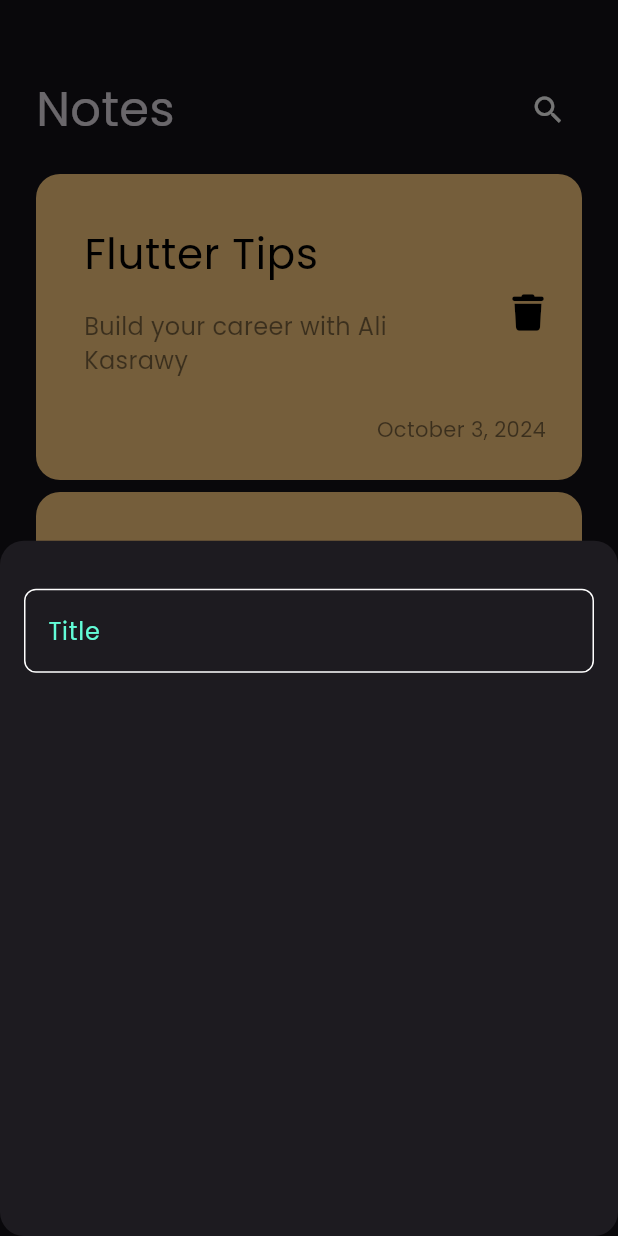
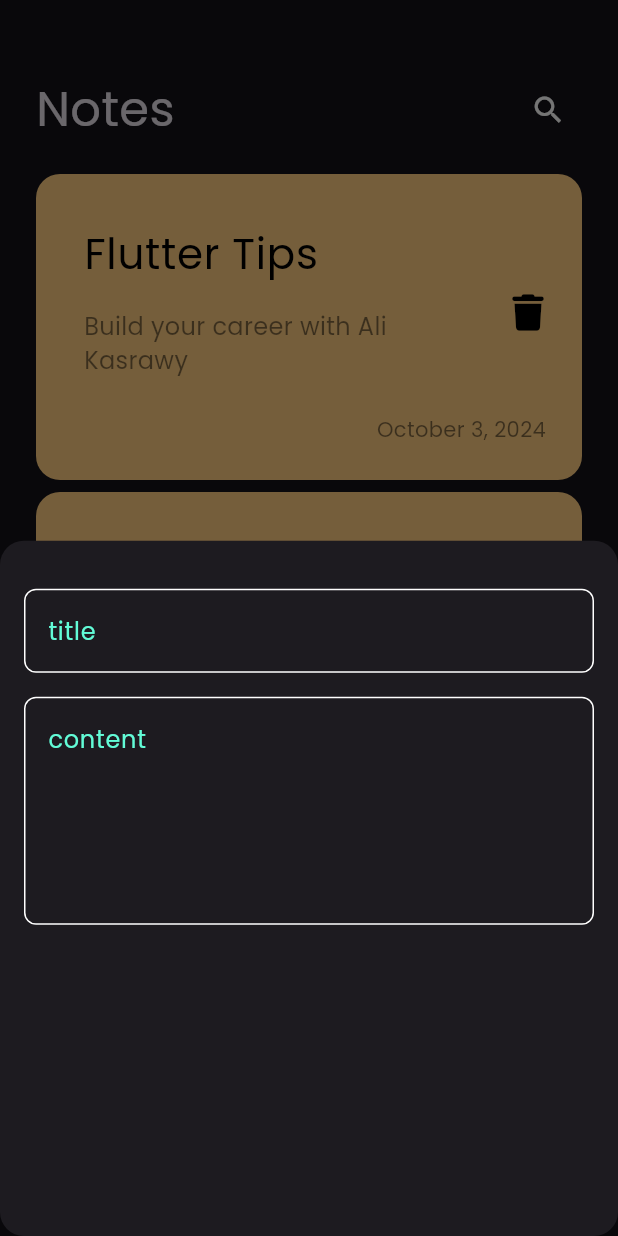
Before and after one commit to ali4hassan9ali2022/notes_app, a Flutter app: the screen it shows after launch, after a tap on the "add" icon, on a phone screen of 412 x 824 dp. Run offline on Flutter 3.47's test engine with Material 3 defaults, Android fonts, the phone set to English and light mode, and no system bars; our stand-ins replace font_awesome_flutter.

Commit message:
add feilds to note button sheet

```diff
--- a/lib/Views/Widgets/custom_note_button_sheet.dart
+++ b/lib/Views/Widgets/custom_note_button_sheet.dart
@@ -13,7 +13,16 @@ class CustomNoteButtonSheet extends StatelessWidget {
           SizedBox(
             height: 32,
           ),
-          CustomTextFeild()
+          CustomTextFeild(
+            hint: "title",
+          ),
+          SizedBox(
+            height: 16,
+          ),
+          CustomTextFeild(
+            hint: "content",
+            maxlines: 5,
+          )
         ],
       ),
     );
--- a/lib/Views/Widgets/custom_text_field.dart
+++ b/lib/Views/Widgets/custom_text_field.dart
@@ -1,14 +1,16 @@
 import 'package:flutter/material.dart';
 
 class CustomTextFeild extends StatelessWidget {
-  const CustomTextFeild({super.key});
-
+  const CustomTextFeild({super.key, required this.hint, this.maxlines = 1});
+  final String hint;
+  final int maxlines;
   @override
   Widget build(BuildContext context) {
     return TextField(
       cursorColor: const Color(0xff62fcd7),
+      maxLines: maxlines,
       decoration: InputDecoration(
-        hintText: "Title",
+        hintText: hint,
         hintStyle: const TextStyle(
           color: Color(
             0xff62fcd7,
```
